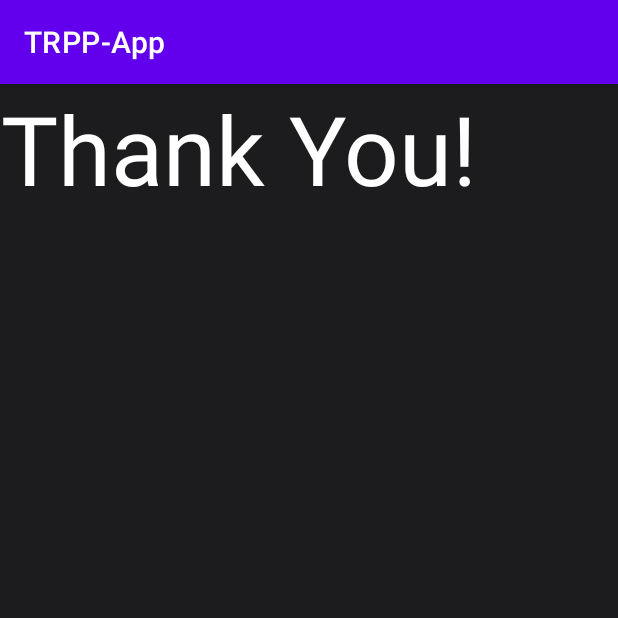
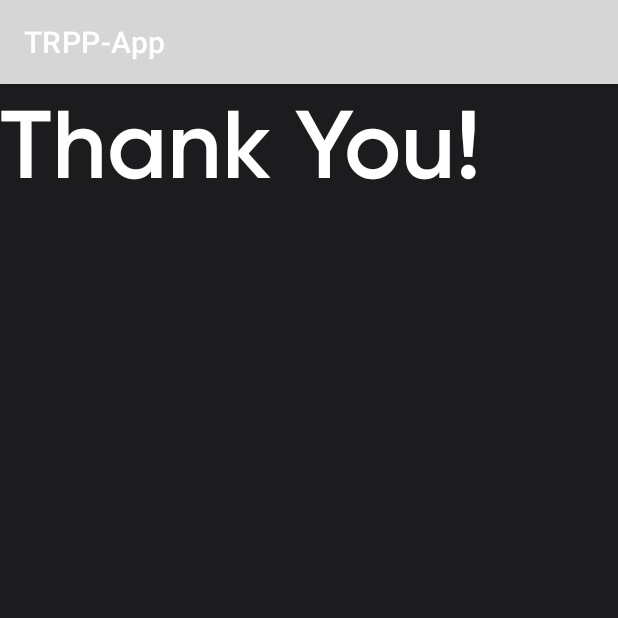
Before and after one commit to payne3105/TRPP-App, an Android app: the screen it shows after launch (MainActivity), on a phone screen of 412 x 824 dp, the top half of it. Run offline under Robolectric (Android 15) with nearby library versions, the phone set to English and light mode, and no system bars.

Commit message:
version 0.1.1 - added all fonts - added all colors - added styles

```diff
--- a/app/src/main/res/layout/activity_main.xml
+++ b/app/src/main/res/layout/activity_main.xml
@@ -7,15 +7,11 @@
 
 
     <TextView
+        style="@style/Header1"
+        android:textColor="#ffffff"
         android:layout_width="wrap_content"
         android:layout_height="wrap_content"
-        android:gravity="end"
-        android:fontFamily="@font/"
-        android:lineSpacingExtra="-42sp"
-        android:text="@string/thank_you"
-        android:textColor="#ffffff"
-        android:textSize="64sp"
-        android:textStyle="normal" />
+        android:text="@string/thank_you"/>
 
 
 
--- a/app/src/main/res/values/colors.xml
+++ b/app/src/main/res/values/colors.xml
@@ -1,10 +1,9 @@
 <?xml version="1.0" encoding="utf-8"?>
 <resources>
-    <color name="purple_200">#FFBB86FC</color>
-    <color name="purple_500">#FF6200EE</color>
-    <color name="purple_700">#FF3700B3</color>
-    <color name="teal_200">#FF03DAC5</color>
-    <color name="teal_700">#FF018786</color>
-    <color name="black">#FF000000</color>
-    <color name="white">#FFFFFFFF</color>
+    <color name="white">#ffffff</color>
+    <color name="gray">#9a9a9a</color>
+    <color name="light_black">#414143</color>
+    <color name="black">#1c1c1e</color>
+    <color name="light_purple">#9795fd</color>
+    <color name="purple">#5e5ce6</color>
 </resources>
```
Also changed, not shown: app/src/main/res/values/fonts.xml (+39 -1 lines).
